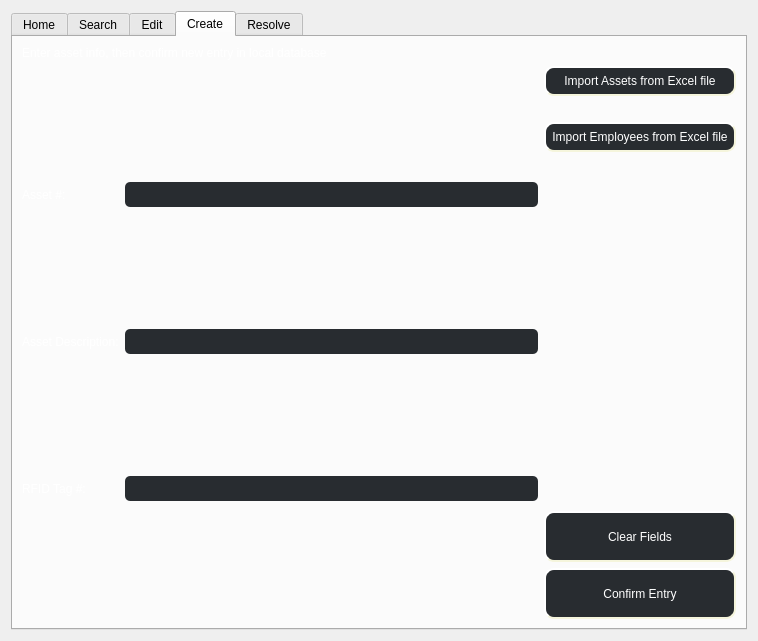
Qt form ui/Admin_Level2_Access.ui (Capstone-RFID/Code) before a commit.
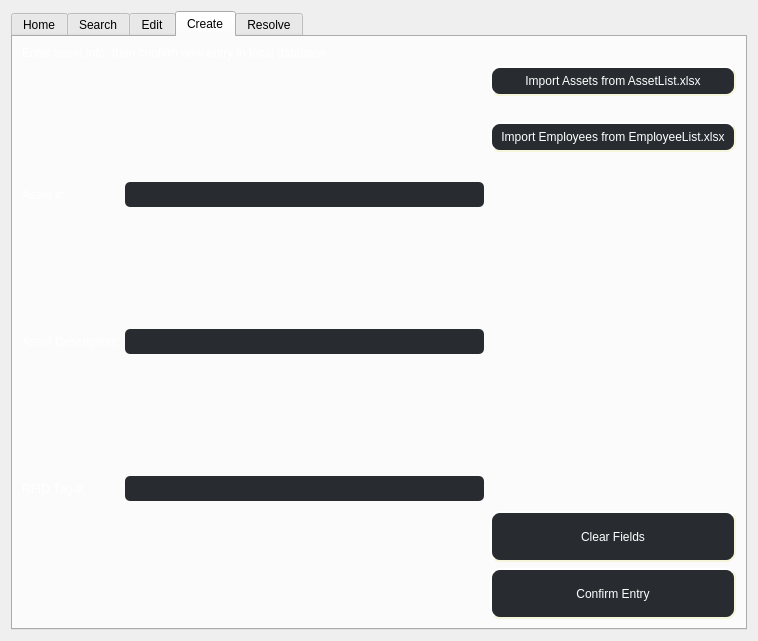
The same form after that commit. The open tabs and pages were chosen to show the change.

Commit message:
Changed import button text to mention filename
Based on feedback from Ed

```diff
--- a/ui/Admin_Level2_Access.ui
+++ b/ui/Admin_Level2_Access.ui
@@ -1262,7 +1262,7 @@
 }</string>
              </property>
              <property name="text">
-              <string>Import Assets from Excel file</string>
+              <string>Import Assets from AssetList.xlsx</string>
              </property>
             </widget>
            </item>
@@ -1302,7 +1302,7 @@
 }</string>
              </property>
              <property name="text">
-              <string>Import Employees from Excel file</string>
+              <string>Import Employees from EmployeeList.xlsx</string>
              </property>
             </widget>
            </item>
@@ -1340,7 +1340,7 @@
             <widget class="QPushButton" name="Create_Clear_Fields_Button">
              <property name="minimumSize">
               <size>
-               <width>186</width>
+               <width>246</width>
                <height>51</height>
               </size>
              </property>
@@ -1370,7 +1370,7 @@
             <widget class="QPushButton" name="Create_Confirm_Entry_Button">
              <property name="minimumSize">
               <size>
-               <width>186</width>
+               <width>246</width>
                <height>51</height>
               </size>
              </property>
```
Left out of the diff: 14 changed lines with no effect on the pictures. The commit also changes 5 other files.
